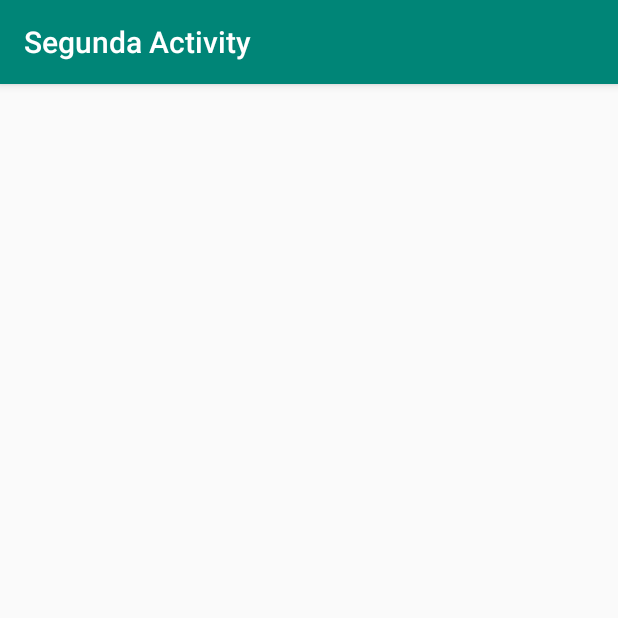
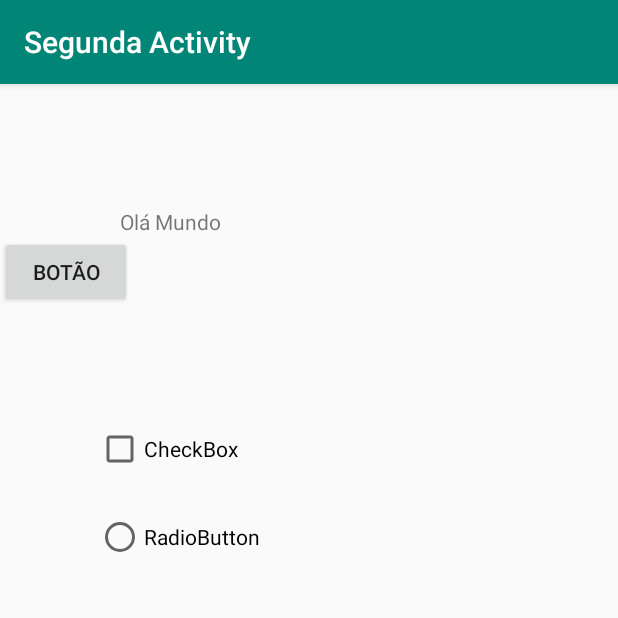
Before and after one commit to Manoel-Matias-bls/MeuApp, an Android app: the SegundaActivity screen opened directly, with no data from a screen before it, on a phone screen of 412 x 824 dp, the top half of it. Run offline under Robolectric (Android 15) with nearby library versions, the phone set to English and light mode, and no system bars.

Commit message:
Commit pós aula 05 Layouts - Também mostra como trabalhar com dispositivos de telas maiores

```diff
--- /dev/null
+++ b/app/src/main/res/layout-w700dp/layouts_grandes.xml
@@ -0,0 +1,6 @@
+<?xml version="1.0" encoding="utf-8"?>
+<android.support.constraint.ConstraintLayout
+    xmlns:android="http://schemas.android.com/apk/res/android" android:layout_width="match_parent"
+    android:layout_height="match_parent">
+
+</android.support.constraint.ConstraintLayout>
--- a/app/src/main/res/layout/activity_segunda.xml
+++ b/app/src/main/res/layout/activity_segunda.xml
@@ -1,6 +1,73 @@
 <?xml version="1.0" encoding="utf-8"?>
-<android.support.constraint.ConstraintLayout
-    xmlns:android="http://schemas.android.com/apk/res/android" android:layout_width="match_parent"
+<android.support.constraint.ConstraintLayout xmlns:android="http://schemas.android.com/apk/res/android"
+    xmlns:tools="http://schemas.android.com/tools"
+    android:layout_width="match_parent"
     android:layout_height="match_parent">
 
+    <RelativeLayout
+        android:layout_width="match_parent"
+        android:layout_height="match_parent"
+        android:orientation="vertical"
+        tools:layout_editor_absoluteX="87dp"
+        tools:layout_editor_absoluteY="0dp">
+
+        <LinearLayout
+            android:layout_width="match_parent"
+            android:layout_height="164dp"
+            android:layout_alignParentStart="true"
+            android:layout_alignParentLeft="true"
+            android:layout_alignParentTop="true"
+            android:layout_marginStart="0dp"
+            android:layout_marginLeft="0dp"
+            android:layout_marginTop="0dp"
+            android:orientation="vertical">
+
+            <TextView
+                android:id="@+id/textView2"
+                android:layout_width="match_parent"
+                android:layout_height="wrap_content"
+                android:layout_marginStart="80dp"
+                android:layout_marginLeft="80dp"
+                android:layout_marginTop="82dp"
+                android:text="Olá Mundo" />
+
+            <Button
+                android:id="@+id/button"
+                android:layout_width="wrap_content"
+                android:layout_height="wrap_content"
+                android:text="Botão" />
+        </LinearLayout>
+
+        <!--
+        No ScrollView só pode ser colocado um único componente.
+        Para adicionar mais componentes é necessário incluir um layout
+        e depois você pode colocar quantos componentes forem necessários
+        neste layout. Quer seja RelativeLayout, LinearLayout, etc...
+
+        <ScrollView
+            android:layout_width="wrap_content"
+            android:layout_height="wrap_content"></ScrollView>
+        !-->
+        <CheckBox
+            android:id="@+id/checkBox"
+            android:layout_width="wrap_content"
+            android:layout_height="wrap_content"
+            android:layout_alignParentStart="true"
+            android:layout_alignParentLeft="true"
+            android:layout_alignParentTop="true"
+            android:layout_marginStart="64dp"
+            android:layout_marginLeft="64dp"
+            android:layout_marginTop="227dp"
+            android:text="CheckBox" />
+
+        <RadioButton
+            android:id="@+id/radioButton"
+            android:layout_width="wrap_content"
+            android:layout_height="wrap_content"
+            android:layout_alignStart="@+id/checkBox"
+            android:layout_alignParentTop="true"
+            android:layout_marginTop="286dp"
+            android:text="RadioButton" />
+
+    </RelativeLayout>
 </android.support.constraint.ConstraintLayout>
```
